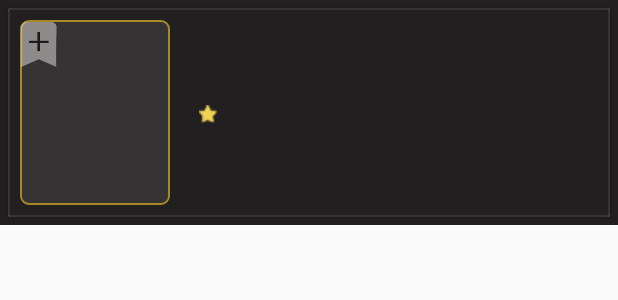
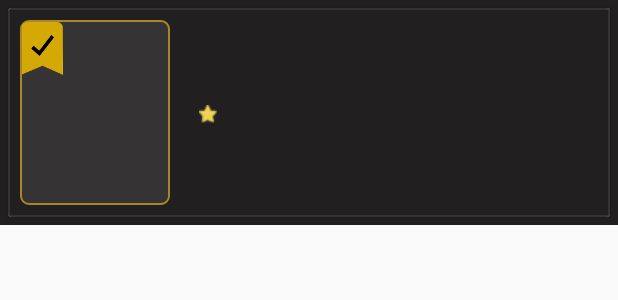
Before and after one commit to fateme9898/IMDb, an Android app: the layout favorites_list.xml on its own in the app's theme, with its tools: preview values and no code run, on a phone screen of 412 x 824 dp. Shown: the top 300 px of the screen. Run offline under Robolectric (Android 15) with nearby library versions, the phone set to English and light mode, and no system bars.

Commit message:
change alpha

```diff
--- a/app/src/main/java/info/androidhive/retrofit/activity/PeapleDetail.java
+++ b/app/src/main/java/info/androidhive/retrofit/activity/PeapleDetail.java
@@ -70,7 +70,9 @@ public class PeapleDetail extends AppCompatActivity {
         getQueryInformationCrew();
         RelativeLayout b=findViewById(R.id.button);
 
-        b.setOnClickListener(new View.OnClickListener() {
+        TextView seemore=findViewById(R.id.seemore);
+
+        seemore.setOnClickListener(new View.OnClickListener() {
             @Override
             public void onClick(View v) {
                 ExpandableLayout ex=findViewById(R.id.expandableLayout);
--- a/app/src/main/res/layout/favorites_list.xml
+++ b/app/src/main/res/layout/favorites_list.xml
@@ -31,13 +31,12 @@
 
             <ImageView
                 android:id="@+id/fav_btn_back"
-                android:layout_width="25dp"
-                android:layout_height="30dp"
+                android:layout_width="30dp"
+                android:layout_height="35dp"
                 android:layout_alignParentStart="true"
                 android:layout_alignParentTop="true"
                 android:layout_marginTop="1dp"
-                android:alpha="0.5"
-                android:src="@mipmap/addbookmark" />
+                android:src="@mipmap/tikbookmark" />
 
             <TextView
                 android:id="@+id/ftv_name"
--- a/app/src/main/res/layout/list_item_movie.xml
+++ b/app/src/main/res/layout/list_item_movie.xml
@@ -51,7 +51,7 @@
                     android:layout_height="44dp"
                     android:layout_alignParentStart="true"
                     android:layout_alignParentTop="true"
-                    android:alpha="0.5"
+
                     android:src="@mipmap/addbookmark" />
             </RelativeLayout>
 
--- a/app/src/main/res/layout/list_item_tv.xml
+++ b/app/src/main/res/layout/list_item_tv.xml
@@ -42,7 +42,7 @@
                 android:layout_height="50dp"
                 android:layout_alignParentStart="true"
                 android:layout_alignParentTop="true"
-                android:alpha="0.5"
+
                 android:src="@mipmap/addbookmark"
 
                 />
```
Also changed, not shown: app/src/main/java/info/androidhive/retrofit/activity/MainActivity.java (+21 -1 lines), app/src/main/java/info/androidhive/retrofit/activity/Saved.java (+13 -1 lines), app/src/main/java/info/androidhive/retrofit/adapter/MoviesAdapter.java (+6 -3 lines), app/src/main/java/info/androidhive/retrofit/adapter/TvAdapter.java (+6 -2 lines), app/src/main/res/layout/activity_peaple_detail.xml (+16 -22 lines), 1 other file.
